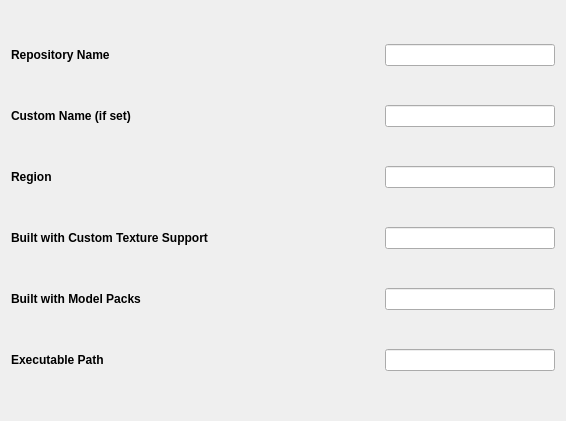
Qt form SM64LinuxLauncher-qt/launcher/res/ui/info.ui (ezntek/SM64LinuxLauncher-qt) before a commit.
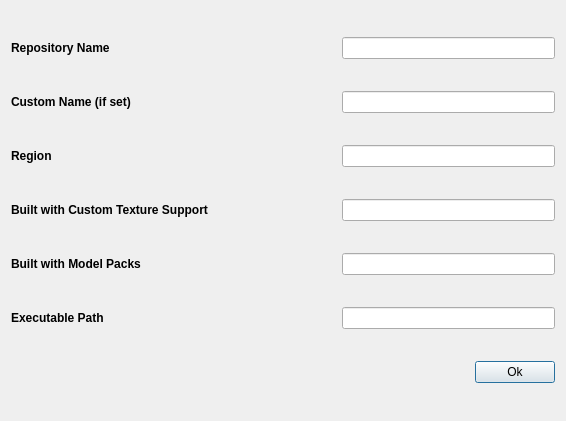
The same form after that commit.

The edit to the form file:
```diff
--- a/SM64LinuxLauncher-qt/launcher/res/ui/info.ui
+++ b/SM64LinuxLauncher-qt/launcher/res/ui/info.ui
@@ -14,26 +14,6 @@
    <string>Info</string>
   </property>
   <layout class="QGridLayout" name="gridLayout">
-   <item row="1" column="2">
-    <widget class="QLineEdit" name="custom_name">
-     <property name="readOnly">
-      <bool>true</bool>
-     </property>
-    </widget>
-   </item>
-   <item row="1" column="0">
-    <widget class="QLabel" name="l_custom_name">
-     <property name="font">
-      <font>
-       <weight>75</weight>
-       <bold>true</bold>
-      </font>
-     </property>
-     <property name="text">
-      <string>Custom Name (if set)</string>
-     </property>
-    </widget>
-   </item>
    <item row="3" column="0">
     <widget class="QLabel" name="l_textures">
      <property name="font">
@@ -60,12 +40,18 @@
      </property>
     </widget>
    </item>
-   <item row="0" column="2">
-    <widget class="QLineEdit" name="repo_name">
-     <property name="readOnly">
-      <bool>true</bool>
+   <item row="0" column="1">
+    <spacer name="h_spacer">
+     <property name="orientation">
+      <enum>Qt::Horizontal</enum>
      </property>
-    </widget>
+     <property name="sizeHint" stdset="0">
+      <size>
+       <width>40</width>
+       <height>20</height>
+      </size>
+     </property>
+    </spacer>
    </item>
    <item row="2" column="0">
     <widget class="QLabel" name="l_region">
@@ -80,6 +66,19 @@
      </property>
     </widget>
    </item>
+   <item row="1" column="0">
+    <widget class="QLabel" name="l_custom_name">
+     <property name="font">
+      <font>
+       <weight>75</weight>
+       <bold>true</bold>
+      </font>
+     </property>
+     <property name="text">
+      <string>Custom Name (if set)</string>
+     </property>
+    </widget>
+   </item>
    <item row="0" column="0">
     <widget class="QLabel" name="l_repo_name">
      <property name="font">
@@ -106,36 +105,57 @@
      </property>
     </widget>
    </item>
-   <item row="2" column="2">
+   <item row="6" column="3">
+    <widget class="QPushButton" name="b_ok">
+     <property name="text">
+      <string>Ok</string>
+     </property>
+    </widget>
+   </item>
+   <item row="0" column="2" colspan="2">
+    <widget class="QLineEdit" name="repo_name">
+     <property name="readOnly">
+      <bool>true</bool>
+     </property>
+    </widget>
+   </item>
+   <item row="1" column="2" colspan="2">
+    <widget class="QLineEdit" name="custom_name">
+     <property name="readOnly">
+      <bool>true</bool>
+     </property>
+    </widget>
+   </item>
+   <item row="2" column="2" colspan="2">
     <widget class="QLineEdit" name="region">
      <property name="readOnly">
       <bool>true</bool>
      </property>
     </widget>
    </item>
-   <item row="3" column="2">
+   <item row="3" column="2" colspan="2">
     <widget class="QLineEdit" name="textures">
      <property name="readOnly">
       <bool>true</bool>
      </property>
     </widget>
    </item>
-   <item row="4" column="2">
+   <item row="4" column="2" colspan="2">
     <widget class="QLineEdit" name="models">
      <property name="readOnly">
       <bool>true</bool>
      </property>
     </widget>
    </item>
-   <item row="5" column="2">
+   <item row="5" column="2" colspan="2">
     <widget class="QLineEdit" name="exec_path">
      <property name="readOnly">
       <bool>true</bool>
      </property>
     </widget>
    </item>
-   <item row="0" column="1">
-    <spacer name="h_spacer">
+   <item row="6" column="2">
+    <spacer name="horizontalSpacer">
      <property name="orientation">
       <enum>Qt::Horizontal</enum>
      </property>
```
Left out of the diff: 22 changed lines with no effect on the pictures.
